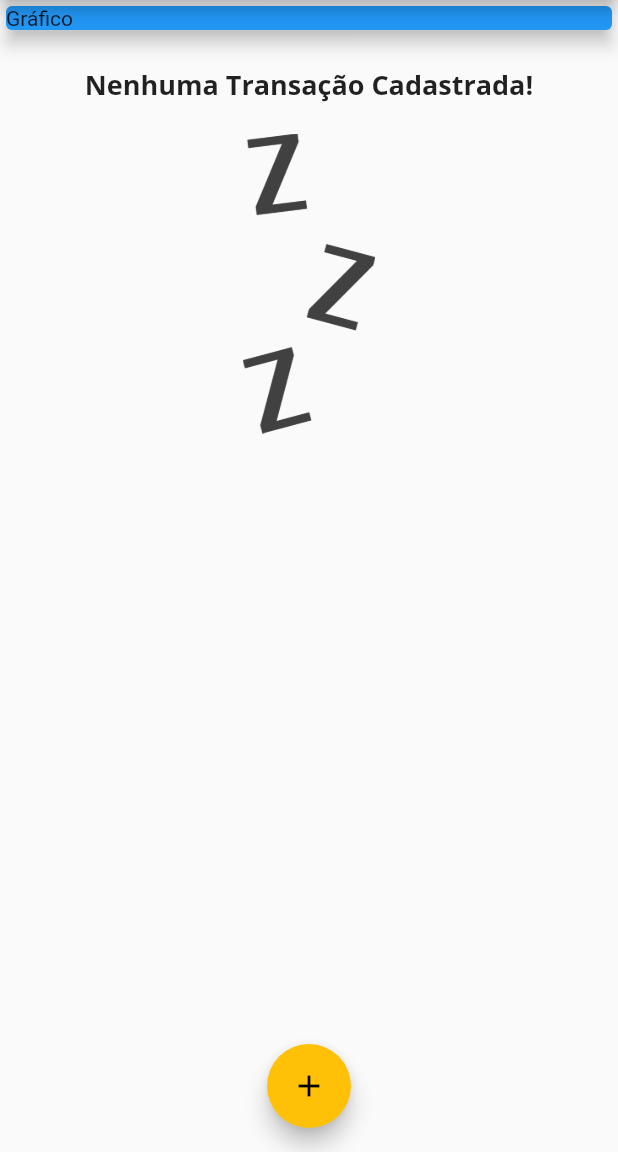
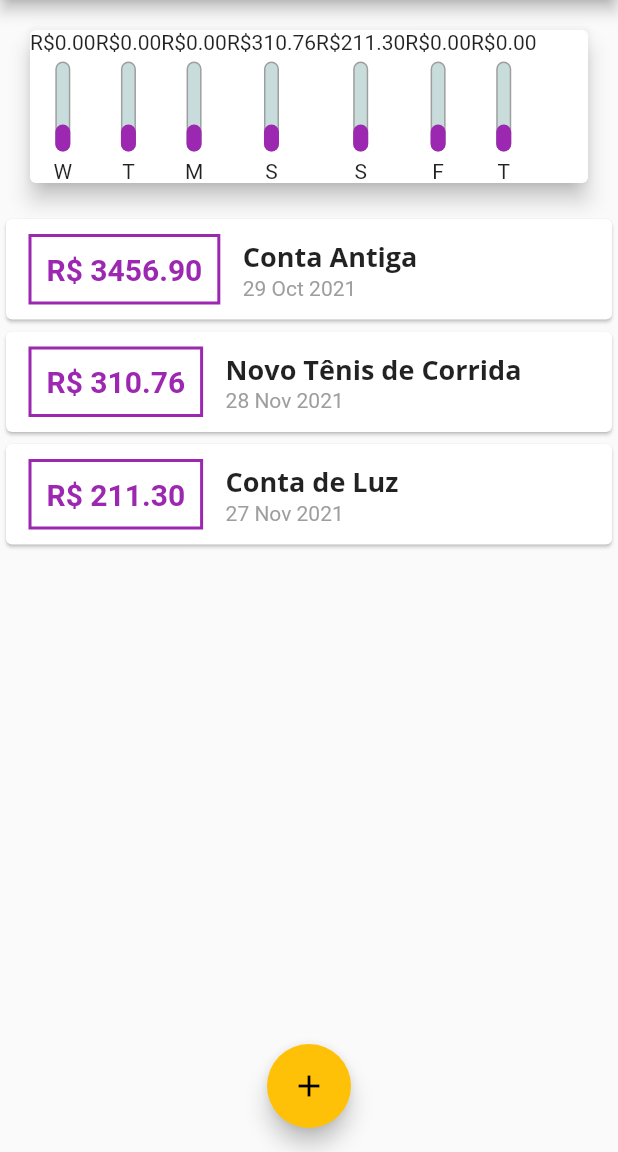
Before and after one commit to adhmattheus/Flutter, a Flutter app: the screen it shows after launch, on a phone screen of 412 x 824 dp, the part 84-1236 px from its top. Run offline on Flutter 3.47's test engine with Material 2 defaults, Android fonts, the phone set to English and light mode, and no system bars.

Commit message:
adjusting chart

```diff
--- a/app_expenses/lib/components/chart.dart
+++ b/app_expenses/lib/components/chart.dart
@@ -0,0 +1,55 @@
+// ignore_for_file: prefer_const_constructors_in_immutables, prefer_const_constructors, use_key_in_widget_constructors
+
+import 'package:flutter/material.dart';
+import 'package:intl/intl.dart';
+import '../models/transaction.dart';
+import 'chart_bar.dart';
+
+class Chart extends StatelessWidget {
+  final List<Transaction> recentTransaction;
+
+  Chart(this.recentTransaction);
+
+  List<Map<String, Object>> get groupedTransactions {
+    return List.generate(7, (index) {
+      final weekDay = DateTime.now().subtract(
+        Duration(days: index),
+      );
+
+      double totalSum = 0.0;
+
+      for (var i = 0; i < recentTransaction.length; i++) {
+        bool sameDay = recentTransaction[i].date.day == weekDay.day;
+        bool sameMonth = recentTransaction[i].date.month == weekDay.month;
+        bool sameYear = recentTransaction[i].date.year == weekDay.year;
+
+        if (sameDay && sameMonth && sameYear) {
+          totalSum += recentTransaction[i].value;
+        }
+      }
+
+      return {
+        'day': DateFormat.E().format(weekDay)[0],
+        'value': totalSum,
+      };
+    });
+  }
+
+  @override
+  Widget build(BuildContext context) {
+    groupedTransactions;
+    return Card(
+      elevation: 6,
+      margin: EdgeInsets.all(20),
+      child: Row(
+        children: groupedTransactions.map((tr) {
+          return ChartBar(
+            label: tr['day'].toString(),
+            value: (tr['value'] as double),
+            percentage: 0.3,
+          );
+        }).toList(),
+      ),
+    );
+  }
+}
--- /dev/null
+++ b/app_expenses/lib/components/chart_bar.dart
@@ -0,0 +1,53 @@
+// ignore_for_file: use_key_in_widget_constructors, prefer_const_constructors_in_immutables, prefer_const_constructors, sized_box_for_whitespace
+
+import 'package:flutter/material.dart';
+
+class ChartBar extends StatelessWidget {
+  final String label;
+  final double value;
+  final double percentage;
+
+  ChartBar({
+    required this.label,
+    required this.value,
+    required this.percentage,
+  });
+
+  @override
+  Widget build(BuildContext context) {
+    return Column(children: <Widget>[
+      Text('R\$${value.toStringAsFixed(2)}'),
+      SizedBox(height: 5),
+      Container(
+        height: 60,
+        width: 10,
+        child: Stack(
+          alignment: Alignment.bottomCenter,
+          children: <Widget>[
+            Container(
+              decoration: BoxDecoration(
+                border: Border.all(
+                  color: Colors.grey,
+                  width: 1.0,
+                ),
+                color: Color.fromRGBO(200, 220, 220, 1),
+                borderRadius: BorderRadius.circular(5),
+              ),
+            ),
+            FractionallySizedBox(
+              heightFactor: percentage,
+              child: Container(
+                decoration: BoxDecoration(
+                  color: Theme.of(context).primaryColor,
+                  borderRadius: BorderRadius.circular(5),
+                ),
+              ),
+            )
+          ],
+        ),
+      ),
+      SizedBox(height: 5),
+      Text(label),
+    ]);
+  }
+}
--- a/app_expenses/lib/components/transaction_form.dart
+++ b/app_expenses/lib/components/transaction_form.dart
@@ -1,3 +1,5 @@
+// ignore_for_file: use_key_in_widget_constructors
+
 import 'package:flutter/material.dart';
 
 class TransactionForm extends StatefulWidget {
--- a/app_expenses/lib/main.dart
+++ b/app_expenses/lib/main.dart
@@ -1,4 +1,4 @@
-// ignore_for_file: deprecated_member_use, prefer_const_constructors
+// ignore_for_file: deprecated_member_use, prefer_const_constructors, unused_element
 
 import 'package:flutter/cupertino.dart';
 import 'package:flutter/material.dart';
@@ -6,6 +6,7 @@ import 'package:flutter/material.dart';
 import 'dart:math';
 import './components/transaction_form.dart';
 import './components/transaction_list.dart';
+import './components/chart.dart';
 import 'models/transaction.dart';
 
 main() => runApp(ExpensesApp());
@@ -51,19 +52,33 @@ class MyHomePage extends StatefulWidget {
 
 class _MyHomePageState extends State<MyHomePage> {
   final List<Transaction> _transactions = [
-    // Transaction(
-    //   id: 't1',
-    //   title: 'Novo Tênis de Corrida',
-    //   value: 310.76,
-    //   date: DateTime.now(),
-    // ),
-    // Transaction(
-    //   id: 't2',
-    //   title: 'Conta de Luz',
-    //   value: 211.30,
-    //   date: DateTime.now(),
-    // ),
+    Transaction(
+      id: 't0',
+      title: 'Conta Antiga',
+      value: 3456.90,
+      date: DateTime.now().subtract(Duration(days: 33)),
+    ),
+    Transaction(
+      id: 't1',
+      title: 'Novo Tênis de Corrida',
+      value: 310.76,
+      date: DateTime.now().subtract(Duration(days: 3)),
+    ),
+    Transaction(
+      id: 't2',
+      title: 'Conta de Luz',
+      value: 211.30,
+      date: DateTime.now().subtract(Duration(days: 4)),
+    ),
   ];
+
+  List<Transaction> get _recentTransactions {
+    return _transactions.where((tr) {
+      return tr.date.isAfter(DateTime.now().subtract(
+        Duration(days: 7),
+      ));
+    }).toList();
+  }
 
   _addTransaction(String title, double value) {
     final newTransaction = Transaction(
@@ -105,14 +120,7 @@ class _MyHomePageState extends State<MyHomePage> {
         child: Column(
           crossAxisAlignment: CrossAxisAlignment.stretch,
           children: <Widget>[
-            const SizedBox(
-              width: double.infinity,
-              child: Card(
-                color: Colors.blue,
-                child: Text('Gráfico'),
-                elevation: 5,
-              ),
-            ),
+            Chart(_recentTransactions),
             TransactionList(_transactions),
           ],
         ),
```
